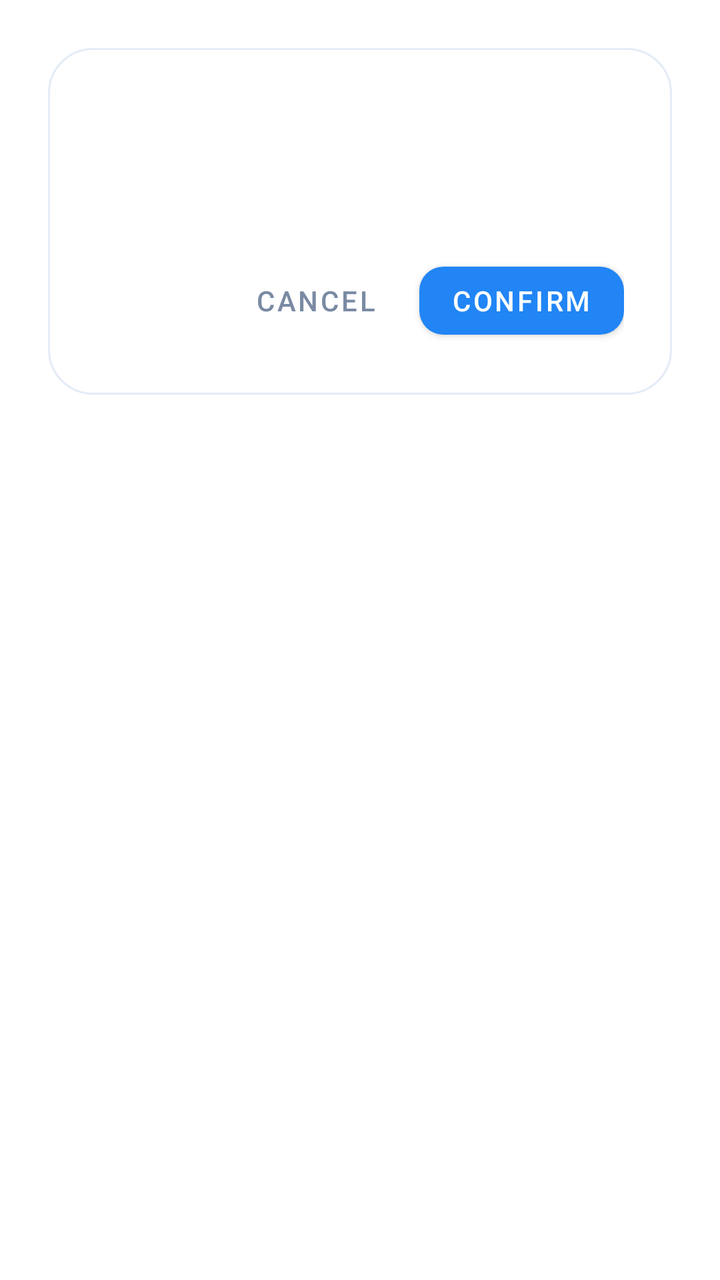
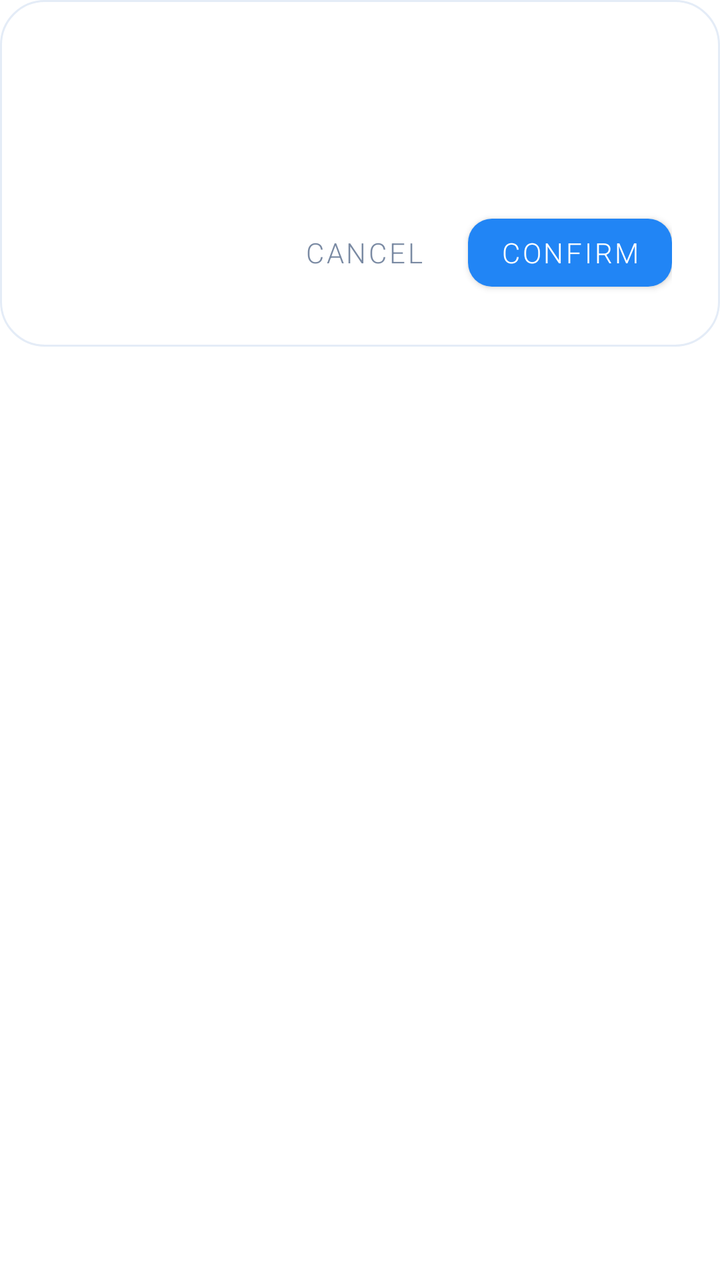

An Android layout rendered at two revisions. The XML below is the earlier revision; the diff shows what the commit changed to produce the second picture.
<!-- AndroidManifest.xml: application theme Theme.BhajanApp -->
<!-- res/layout/dialog_confirm.xml -->
<?xml version="1.0" encoding="utf-8"?>
<FrameLayout xmlns:android="http://schemas.android.com/apk/res/android"
    xmlns:app="http://schemas.android.com/apk/res-auto"
    android:layout_width="match_parent"
    android:layout_height="wrap_content"
    android:padding="24dp">
    <LinearLayout
        android:layout_width="match_parent"
        android:layout_height="wrap_content"
        android:background="@drawable/bg_card"
        android:orientation="vertical"
        android:padding="24dp">
        <TextView
            android:id="@+id/dialog_title"
            android:layout_width="match_parent"
            android:layout_height="wrap_content"
            android:textColor="@color/text_primary"
            android:textSize="20sp"
            android:textStyle="bold" />
        <TextView
            android:id="@+id/dialog_message"
            android:layout_width="match_parent"
            android:layout_height="wrap_content"
            android:layout_marginTop="10dp"
            android:layout_marginBottom="22dp"
            android:lineSpacingMultiplier="1.2"
            android:textColor="@color/text_secondary"
            android:textSize="15sp" />
        <LinearLayout
            android:layout_width="match_parent"
            android:layout_height="wrap_content"
            android:gravity="end"
            android:orientation="horizontal">
            <com.google.android.material.button.MaterialButton
                android:id="@+id/btn_cancel"
                style="@style/Widget.MaterialComponents.Button.TextButton"
                android:layout_width="wrap_content"
                android:layout_height="46dp"
                android:text="Cancel"
                android:textColor="@color/text_secondary" />
            <com.google.android.material.button.MaterialButton
                android:id="@+id/btn_confirm"
                android:layout_width="wrap_content"
                android:layout_height="46dp"
                android:layout_marginStart="8dp"
                android:text="Confirm"
                android:textColor="@color/on_accent"
                app:backgroundTint="@color/accent"
                app:cornerRadius="12dp" />
        </LinearLayout>
    </LinearLayout>
</FrameLayout>
<!-- resources referenced by this layout -->
<resources>
  <color name="accent">#2185F5</color>
  <color name="on_accent">#FFFFFF</color>
  <color name="text_primary">#10213F</color>
  <color name="text_secondary">#7A8AA3</color>
  <!-- drawable bg_card (drawable) -->
  <?xml version="1.0" encoding="utf-8"?>
  <shape xmlns:android="http://schemas.android.com/apk/res/android" android:shape="rectangle">
      <solid android:color="@color/card" />
      <corners android:radius="22dp" />
      <stroke android:width="1dp" android:color="@color/card_border" />
  </shape>
  <style name="Theme.BhajanApp" parent="Theme.MaterialComponents.DayNight.NoActionBar">
          <item name="colorPrimary">@color/accent</item>
          <item name="android:statusBarColor">@color/bg</item>
          <item name="android:windowLightStatusBar">true</item>
      </style>
  <color name="card">#FFFFFF</color>
  <color name="card_border">#E4ECF7</color>
  <color name="bg">#F4F8FE</color>
</resources>

<!-- the commit's change to res/layout/dialog_confirm.xml (unified diff, before → after) -->
@@ -1,15 +1,15 @@
-<?xml version="1.0" encoding="utf-8"?>
 <FrameLayout xmlns:android="http://schemas.android.com/apk/res/android"
     xmlns:app="http://schemas.android.com/apk/res-auto"
     android:layout_width="match_parent"
-    android:layout_height="wrap_content"
-    android:padding="24dp">
+    android:layout_height="wrap_content">
+
     <LinearLayout
         android:layout_width="match_parent"
         android:layout_height="wrap_content"
         android:background="@drawable/bg_card"
         android:orientation="vertical"
         android:padding="24dp">
+
         <TextView
             android:id="@+id/dialog_title"
             android:layout_width="match_parent"
@@ -17,6 +17,7 @@
             android:textColor="@color/text_primary"
             android:textSize="20sp"
             android:textStyle="bold" />
+
         <TextView
             android:id="@+id/dialog_message"
             android:layout_width="match_parent"
@@ -26,11 +27,13 @@
             android:lineSpacingMultiplier="1.2"
             android:textColor="@color/text_secondary"
             android:textSize="15sp" />
+
         <LinearLayout
             android:layout_width="match_parent"
             android:layout_height="wrap_content"
             android:gravity="end"
             android:orientation="horizontal">
+
             <com.google.android.material.button.MaterialButton
                 android:id="@+id/btn_cancel"
                 style="@style/Widget.MaterialComponents.Button.TextButton"
@@ -38,6 +41,7 @@
                 android:layout_height="46dp"
                 android:text="Cancel"
                 android:textColor="@color/text_secondary" />
+
             <com.google.android.material.button.MaterialButton
                 android:id="@+id/btn_confirm"
                 android:layout_width="wrap_content"
<!-- resource entries referenced after the edit -->
@@ -15,6 +15,8 @@
           <item name="colorPrimary">@color/accent</item>
           <item name="android:statusBarColor">@color/bg</item>
           <item name="android:windowLightStatusBar">true</item>
+          <item name="android:fontFamily">sans-serif-light</item>
+          <item name="fontFamily">sans-serif-light</item>
       </style>
   <color name="card">#FFFFFF</color>
   <color name="card_border">#E4ECF7</color>
